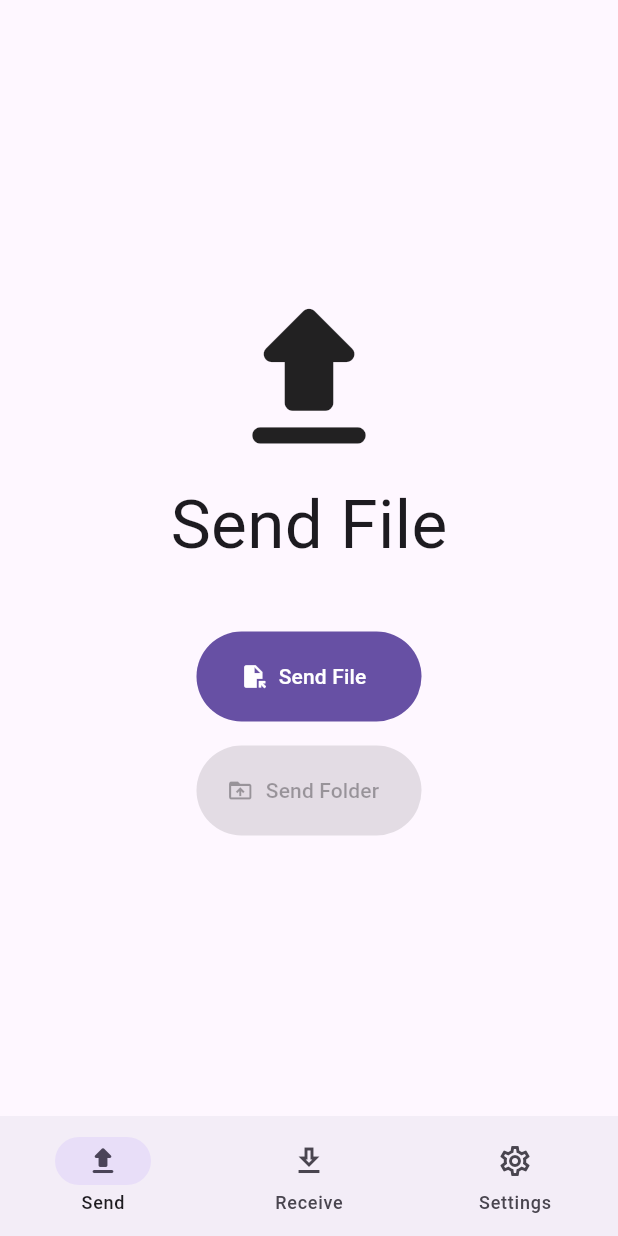
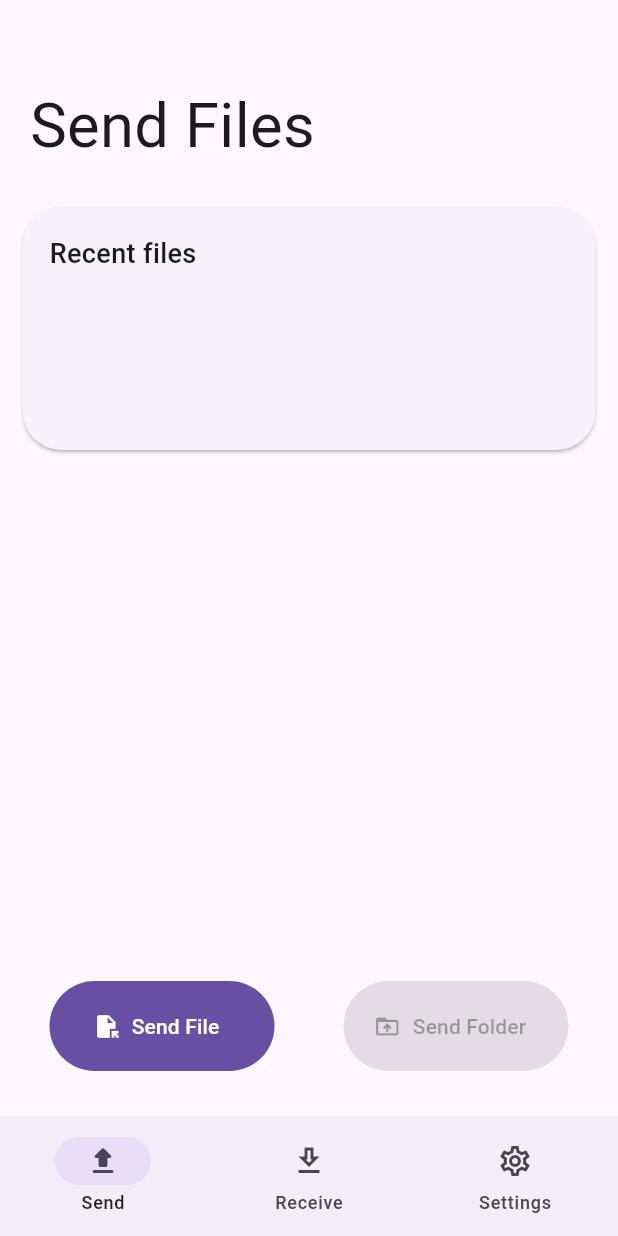
Before and after one commit to iyox-studios/iyox-Wormhole, a Flutter app: the screen it shows after launch, on a phone screen of 412 x 824 dp. Run offline on Flutter 3.47's test engine with Material 3 defaults, Android fonts, the phone set to English and light mode, and no system bars; drawn by our look-alikes of dynamic_color; our stand-ins replace file_picker, freezed_annotation, gap, vibration; missing offline and left inert: dart:ffi, flutter_rust_bridge, flutter_zxing.

Commit message:
[WIP] Redesign SendPage

```diff
--- a/lib/pages/SendPage.dart
+++ b/lib/pages/SendPage.dart
@@ -37,28 +37,28 @@ class _SendPageState extends State<SendPage> {
   Widget build(BuildContext context) {
     return Center(
         child: Column(
-      mainAxisSize: MainAxisSize.min,
+      crossAxisAlignment: CrossAxisAlignment.start,
       children: [
-        Column(
-          mainAxisSize: MainAxisSize.min,
-          children: [
-            const Icon(Icons.upload_rounded, size: 130,),
-            const Text("Send File", style: TextStyle(fontSize: 45)),
-            const Gap(40),
-            FilledButton.icon(
-              onPressed: _onSendButtonClick,
-              style: buttonStyle,
-              label: const Text('Send File'),
-              icon: const Icon(Icons.file_open),
-            ),
-            const Gap(16),
-            FilledButton.icon(
-              onPressed: null,
-              style: buttonStyle,
-              label: const Text('Send Folder'),
-              icon: const Icon(Icons.drive_folder_upload),
-            ),
-          ],
+        const Padding(
+          padding: EdgeInsets.fromLTRB(20, 55, 0, 20),
+          child: Text("Send Files", style: TextStyle(fontSize: 41)),
+        ),
+        SizedBox(
+          width: double.infinity,
+          height: 170,
+          child: Padding(padding: const EdgeInsets.symmetric(horizontal: 11),
+          child: Card(
+              elevation: 1,
+              shape: RoundedRectangleBorder(
+                  borderRadius: BorderRadius.circular(26)),
+              child: const Padding(
+                padding: EdgeInsets.all(18),
+                child: Column(
+                  crossAxisAlignment: CrossAxisAlignment.start,
+                  children: [Text("Recent files", style: TextStyle(fontSize: 18, fontWeight: FontWeight.w500),)],
+                ),
+              )),
+        ),
         ),
         if (code != '')
           Card(
@@ -83,6 +83,28 @@ class _SendPageState extends State<SendPage> {
               ),
             ),
           ),
+        Expanded(
+            child: Align(
+                alignment: Alignment.bottomCenter,
+                child: Row(
+                  mainAxisSize: MainAxisSize.min,
+                  children: [
+                    FilledButton.icon(
+                      onPressed: _onSendButtonClick,
+                      style: buttonStyle,
+                      label: const Text('Send File'),
+                      icon: const Icon(Icons.file_open),
+                    ),
+                    const Gap(46),
+                    FilledButton.icon(
+                      onPressed: null,
+                      style: buttonStyle,
+                      label: const Text('Send Folder'),
+                      icon: const Icon(Icons.drive_folder_upload),
+                    ),
+                  ],
+                ))),
+        Gap(30)
       ],
     ));
   }
@@ -123,13 +145,4 @@ class _SendPageState extends State<SendPage> {
       debugPrint('user canceled picker');
     }
   }
-
-  void _onSendFolderButtonClick() async {
-    String? result = await FilePicker.platform.getDirectoryPath();
-
-    if (result != null) {
-    } else {
-      debugPrint('user canceled picker');
-    }
-  }
 }
```
